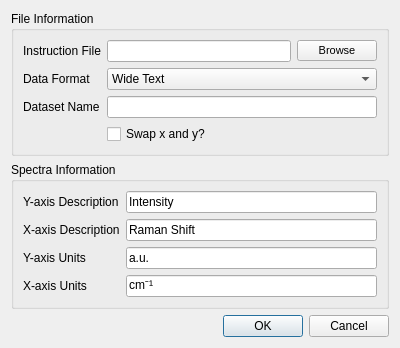
Above: Vespucci/GUI/Processing/stitchimportdialog.ui from VespucciProject/Vespucci before the change. Below: the same form after it.
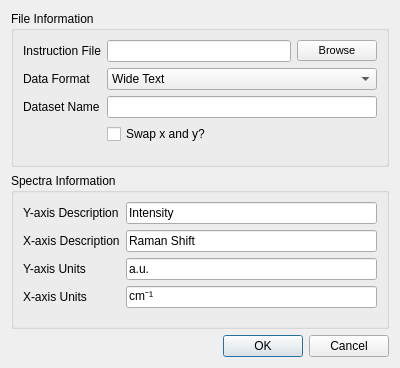
That is the form after the change.

Patch:
```diff
--- a/Vespucci/GUI/Processing/stitchimportdialog.ui
+++ b/Vespucci/GUI/Processing/stitchimportdialog.ui
@@ -7,7 +7,7 @@
     <x>0</x>
     <y>0</y>
     <width>400</width>
-    <height>344</height>
+    <height>368</height>
    </rect>
   </property>
   <property name="windowTitle">
```
Left out of the diff: 18 changed lines with no effect on the pictures.
